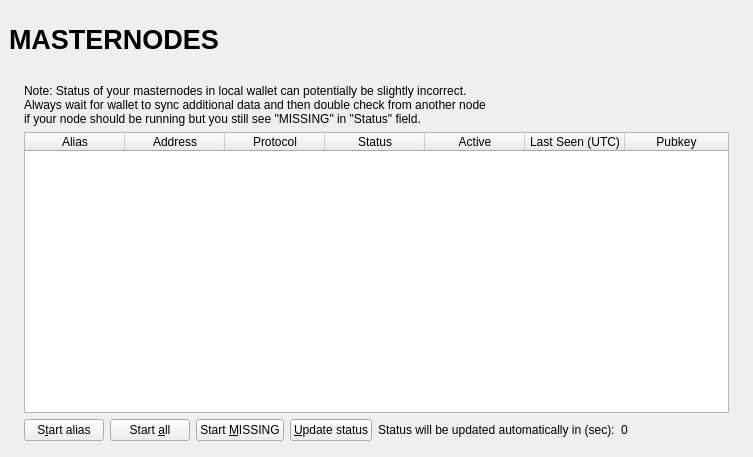
Old version of the form src/qt/forms/masternodelist.ui in the repository ultranatum/ultragate.
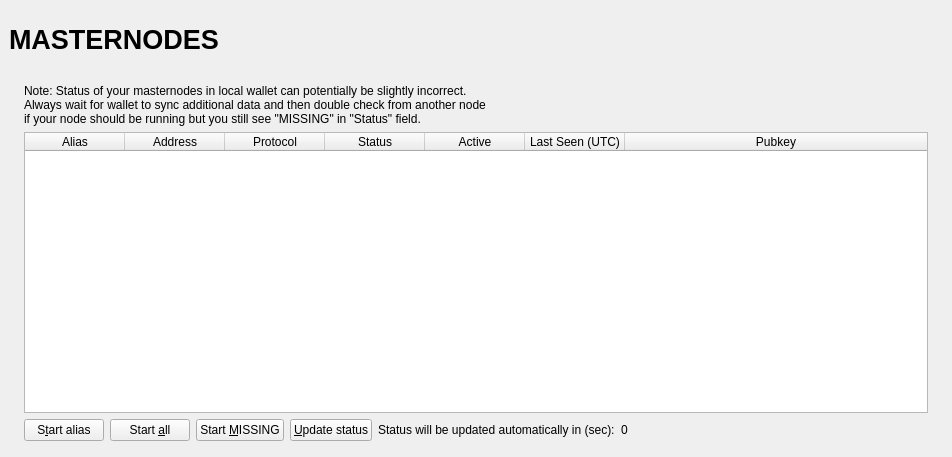
New version of the form.

What changed in the file:
```diff
--- a/src/qt/forms/masternodelist.ui
+++ b/src/qt/forms/masternodelist.ui
@@ -91,13 +91,13 @@
            <widget class="QLabel" name="labelOverviewHeaderRight">
             <property name="minimumSize">
              <size>
-              <width>265</width>
+              <width>464</width>
               <height>60</height>
              </size>
             </property>
             <property name="maximumSize">
              <size>
-              <width>265</width>
+              <width>16777215</width>
               <height>60</height>
              </size>
             </property>
```
Left out of the diff: 44 changed lines with no effect on the pictures.
